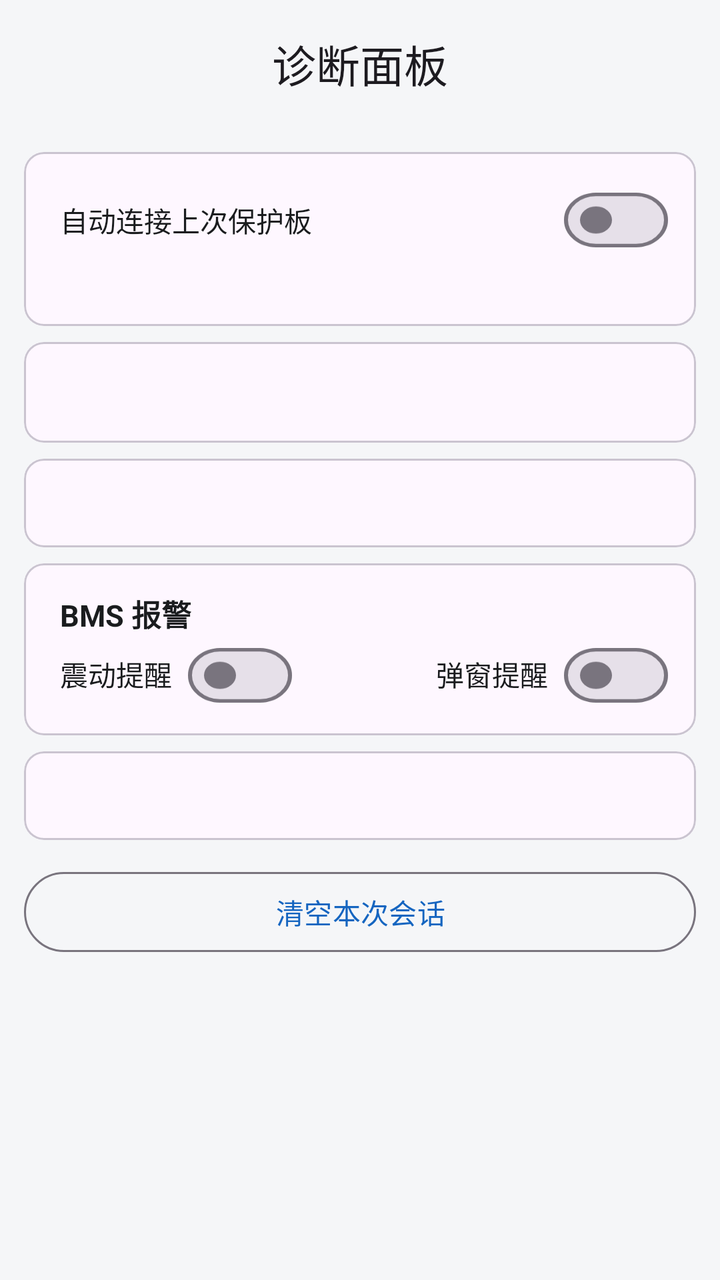
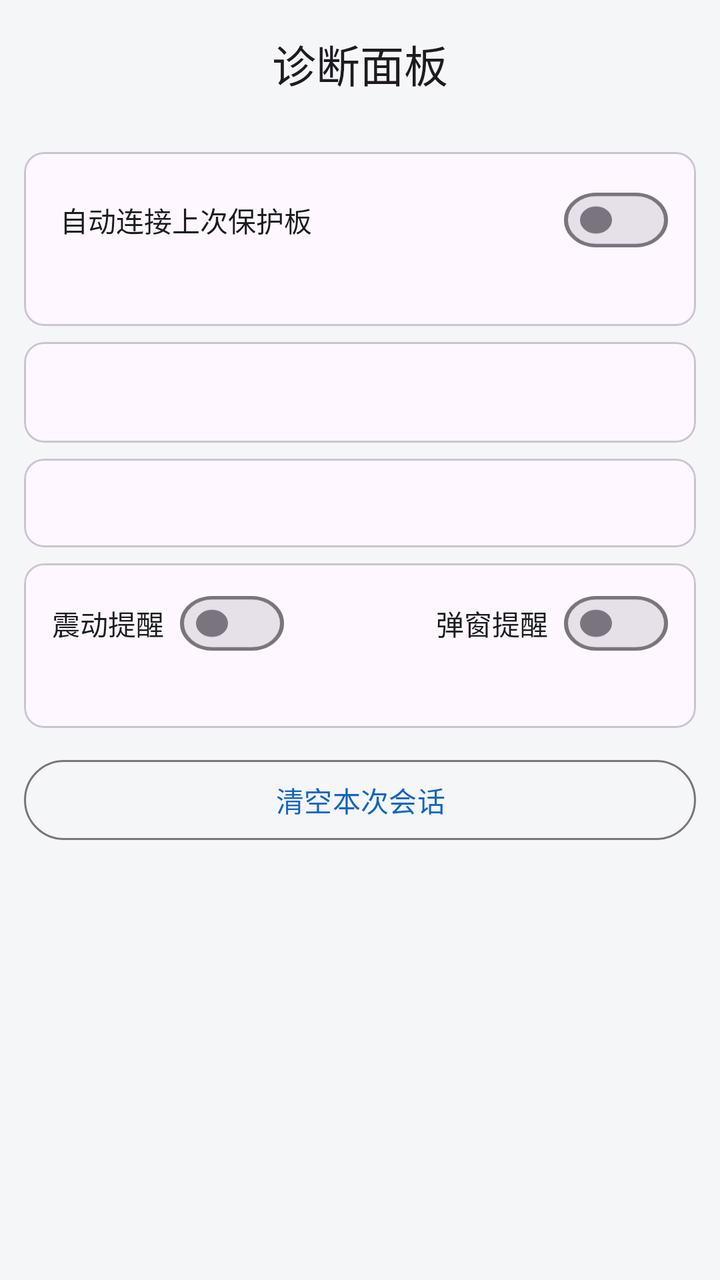

The first picture is an Android layout as it rendered before a commit; the second is the same layout after the commit. The layout source and the unified diff follow.
<!-- AndroidManifest.xml: application theme Theme.YYBMS -->
<!-- res/layout/activity_diag.xml -->
<?xml version="1.0" encoding="utf-8"?>
<LinearLayout xmlns:android="http://schemas.android.com/apk/res/android"
    xmlns:app="http://schemas.android.com/apk/res-auto"
    android:layout_width="match_parent"
    android:layout_height="match_parent"
    android:orientation="vertical">

    
    <com.google.android.material.appbar.MaterialToolbar
        android:id="@+id/toolbar"
        android:layout_width="match_parent"
        android:layout_height="?attr/actionBarSize"
        app:titleCentered="true"
        app:title="@string/diag_title" />

    <ScrollView
        android:layout_width="match_parent"
        android:layout_height="match_parent">

        <LinearLayout
            android:layout_width="match_parent"
            android:layout_height="wrap_content"
            android:orientation="vertical"
            android:padding="12dp">

            
            <com.google.android.material.card.MaterialCardView
                style="@style/DiagCard"
                android:layout_marginTop="0dp">

                <LinearLayout
                    android:layout_width="match_parent"
                    android:layout_height="wrap_content"
                    android:orientation="vertical"
                    android:paddingStart="4dp">

                    
                    <LinearLayout
                        android:layout_width="match_parent"
                        android:layout_height="wrap_content"
                        android:layout_marginTop="4dp"
                        android:gravity="center_vertical"
                        android:orientation="horizontal">

                        <TextView
                            android:layout_width="0dp"
                            android:layout_height="wrap_content"
                            android:layout_weight="1"
                            android:text="@string/setting_auto_connect"
                            android:textColor="@color/text_primary"
                            android:textSize="14sp" />

                        <com.google.android.material.materialswitch.MaterialSwitch
                            android:id="@+id/switch_diag_auto_connect"
                            android:layout_width="wrap_content"
                            android:layout_height="28dp"
                            android:minHeight="0dp"
                            android:scaleY="0.85" />
                    </LinearLayout>

                    <TextView
                        android:id="@+id/tv_diag_saved_device"
                        android:layout_width="match_parent"
                        android:layout_height="wrap_content"
                        android:layout_marginTop="4dp"
                        android:textColor="@color/text_primary"
                        android:textSize="14sp" />
                </LinearLayout>
            </com.google.android.material.card.MaterialCardView>




     <com.google.android.material.card.MaterialCardView
            style="@style/DiagCard">

        <LinearLayout
  style="@style/DiagTable">

            <LinearLayout
      android:id="@+id/ll_identity"
     android:layout_width="match_parent"
           android:layout_height="wrap_content"
  android:orientation="vertical" />

            
            <TextView
                style="@style/DiagText"
                android:id="@+id/tv_device"
                android:layout_marginTop="6dp" />
        </LinearLayout>
    </com.google.android.material.card.MaterialCardView>

            
            <com.google.android.material.card.MaterialCardView
                style="@style/DiagCard">

                <TextView
                    style="@style/DiagText"
                    android:id="@+id/tv_derived" />
            </com.google.android.material.card.MaterialCardView>

            
            <com.google.android.material.card.MaterialCardView
                style="@style/DiagCard">

                <LinearLayout
                    android:layout_width="match_parent"
                    android:layout_height="wrap_content"
                    android:orientation="vertical"
                    android:paddingStart="4dp">

                    <TextView
                        style="@style/CardTitle"
                        android:layout_width="wrap_content"
                        android:layout_height="wrap_content"
                        android:text="@string/bms_alarm_title" />

                    
                    <LinearLayout
                        android:layout_width="match_parent"
                        android:layout_height="wrap_content"
                        android:layout_marginTop="4dp"
                        android:orientation="horizontal">

                        <TextView
                            android:layout_width="wrap_content"
                            android:layout_height="wrap_content"
                            android:layout_marginEnd="8dp"
                            android:text="@string/bms_alarm_vibrate"
                            android:textColor="@color/text_primary"
                            android:textSize="14sp" />

                        <com.google.android.material.materialswitch.MaterialSwitch
                            android:id="@+id/switch_diag_vibrate"
                            android:layout_width="wrap_content"
                            android:layout_height="28dp"
                            android:minHeight="0dp"
                            android:scaleY="0.85" />

                        <Space
                            android:layout_width="0dp"
                            android:layout_height="1dp"
                            android:layout_weight="1" />

                        <TextView
                            android:layout_width="wrap_content"
                            android:layout_height="wrap_content"
                            android:layout_marginEnd="8dp"
                            android:text="@string/bms_alarm_dialog"
                            android:textColor="@color/text_primary"
                            android:textSize="14sp" />

                        <com.google.android.material.materialswitch.MaterialSwitch
                            android:id="@+id/switch_diag_dialog"
                            android:layout_width="wrap_content"
                            android:layout_height="28dp"
                            android:minHeight="0dp"
                            android:scaleY="0.85" />
                    </LinearLayout>
                </LinearLayout>
            </com.google.android.material.card.MaterialCardView>


        
        <com.google.android.material.card.MaterialCardView
style="@style/DiagCard">

       <LinearLayout
       style="@style/DiagTable">

    <LinearLayout
            android:id="@+id/ll_alarms"
   android:layout_width="match_parent"
                android:layout_height="wrap_content"
 android:orientation="vertical" />

      <TextView
             style="@style/DiagText"
 android:id="@+id/tv_alarms" />
         </LinearLayout>
        </com.google.android.material.card.MaterialCardView>

            <com.google.android.material.button.MaterialButton
                android:id="@+id/btn_reset"
                style="@style/Widget.Material3.Button.OutlinedButton"
                android:layout_width="match_parent"
                android:layout_height="wrap_content"
                android:layout_marginTop="12dp"
                android:layout_marginBottom="24dp"
                android:text="@string/diag_reset" />
        </LinearLayout>
    </ScrollView>
</LinearLayout>
<!-- resources referenced by this layout -->
<resources>
  <color name="text_primary">#1A1C1E</color>
  <string name="bms_alarm_dialog">弹窗提醒</string>
  <string name="bms_alarm_title">BMS 报警</string>
  <string name="bms_alarm_vibrate">震动提醒</string>
  <string name="diag_reset">清空本次会话</string>
  <string name="diag_title">诊断面板</string>
  <string name="setting_auto_connect">自动连接上次保护板</string>
  <style name="CardTitle">
          <item name="android:layout_width">wrap_content</item>
          <item name="android:layout_height">wrap_content</item>
          <item name="android:textSize">15sp</item>
          <item name="android:textStyle">bold</item>
          <item name="android:textColor">@color/text_primary</item>
      </style>
  <style name="DiagCard">
          <item name="android:layout_width">match_parent</item>
          <item name="android:layout_height">wrap_content</item>
          <item name="android:layout_marginTop">8dp</item>
          
          <item name="contentPadding">14dp</item>
          
          <item name="cardCornerRadius">10dp</item>
      </style>
  <style name="DiagTable">
          <item name="android:layout_width">match_parent</item>
          <item name="android:layout_height">wrap_content</item>
          <item name="android:orientation">vertical</item>
      </style>
  <style name="DiagText">
       <item name="android:layout_width">match_parent</item>
          <item name="android:layout_height">wrap_content</item>
     <item name="android:fontFamily">monospace</item>
          <item name="android:textSize">12sp</item>
          <item name="android:textColor">@color/text_primary</item>
          <item name="android:lineSpacingMultiplier">1.25</item>
          
          <item name="android:paddingStart">4dp</item>
      </style>
  <style name="Theme.YYBMS" parent="Theme.Material3.DayNight.NoActionBar">
          <item name="colorPrimary">@color/primary</item>
          <item name="colorPrimaryDark">@color/primary_dark</item>
          <item name="android:statusBarColor" tools:targetApi="l">?attr/colorPrimary</item>
          <item name="android:windowBackground">@color/background</item>
      </style>
  <color name="primary">#1565C0</color>
  <color name="primary_dark">#0D47A1</color>
  <color name="background">#F5F6F8</color>
</resources>

<!-- the commit's change to res/layout/activity_diag.xml (unified diff, before → after) -->
@@ -70,7 +70,6 @@
 
 
 
-
      <com.google.android.material.card.MaterialCardView
             style="@style/DiagCard">
 
@@ -100,66 +99,6 @@
                     android:id="@+id/tv_derived" />
             </com.google.android.material.card.MaterialCardView>
 
-            
-            <com.google.android.material.card.MaterialCardView
-                style="@style/DiagCard">
-
-                <LinearLayout
-                    android:layout_width="match_parent"
-                    android:layout_height="wrap_content"
-                    android:orientation="vertical"
-                    android:paddingStart="4dp">
-
-                    <TextView
-                        style="@style/CardTitle"
-                        android:layout_width="wrap_content"
-                        android:layout_height="wrap_content"
-                        android:text="@string/bms_alarm_title" />
-
-                    
-                    <LinearLayout
-                        android:layout_width="match_parent"
-                        android:layout_height="wrap_content"
-                        android:layout_marginTop="4dp"
-                        android:orientation="horizontal">
-
-                        <TextView
-                            android:layout_width="wrap_content"
-                            android:layout_height="wrap_content"
-                            android:layout_marginEnd="8dp"
-                            android:text="@string/bms_alarm_vibrate"
-                            android:textColor="@color/text_primary"
-                            android:textSize="14sp" />
-
-                        <com.google.android.material.materialswitch.MaterialSwitch
-                            android:id="@+id/switch_diag_vibrate"
-                            android:layout_width="wrap_content"
-                            android:layout_height="28dp"
-                            android:minHeight="0dp"
-                            android:scaleY="0.85" />
-
-                        <Space
-                            android:layout_width="0dp"
-                            android:layout_height="1dp"
-                            android:layout_weight="1" />
-
-                        <TextView
-                            android:layout_width="wrap_content"
-                            android:layout_height="wrap_content"
-                            android:layout_marginEnd="8dp"
-                            android:text="@string/bms_alarm_dialog"
-                            android:textColor="@color/text_primary"
-                            android:textSize="14sp" />
-
-                        <com.google.android.material.materialswitch.MaterialSwitch
-                            android:id="@+id/switch_diag_dialog"
-                            android:layout_width="wrap_content"
-                            android:layout_height="28dp"
-                            android:minHeight="0dp"
-                            android:scaleY="0.85" />
-                    </LinearLayout>
-                </LinearLayout>
-            </com.google.android.material.card.MaterialCardView>
 
 
         
@@ -168,6 +107,50 @@ style="@style/DiagCard">
 
        <LinearLayout
        style="@style/DiagTable">
+
+            
+            <LinearLayout
+                android:layout_width="match_parent"
+                android:layout_height="wrap_content"
+                android:layout_marginBottom="6dp"
+                android:gravity="center_vertical"
+                android:orientation="horizontal">
+
+                <TextView
+                    android:layout_width="wrap_content"
+                    android:layout_height="wrap_content"
+                    android:layout_marginEnd="8dp"
+                    android:text="@string/bms_alarm_vibrate"
+                    android:textColor="@color/text_primary"
+                    android:textSize="14sp" />
+
+                <com.google.android.material.materialswitch.MaterialSwitch
+                    android:id="@+id/switch_diag_vibrate"
+                    android:layout_width="wrap_content"
+                    android:layout_height="28dp"
+                    android:minHeight="0dp"
+                    android:scaleY="0.85" />
+
+                <Space
+                    android:layout_width="0dp"
+                    android:layout_height="1dp"
+                    android:layout_weight="1" />
+
+                <TextView
+                    android:layout_width="wrap_content"
+                    android:layout_height="wrap_content"
+                    android:layout_marginEnd="8dp"
+                    android:text="@string/bms_alarm_dialog"
+                    android:textColor="@color/text_primary"
+                    android:textSize="14sp" />
+
+                <com.google.android.material.materialswitch.MaterialSwitch
+                    android:id="@+id/switch_diag_dialog"
+                    android:layout_width="wrap_content"
+                    android:layout_height="28dp"
+                    android:minHeight="0dp"
+                    android:scaleY="0.85" />
+            </LinearLayout>
 
     <LinearLayout
             android:id="@+id/ll_alarms"
<!-- resource entries referenced after the edit -->
@@ -2,18 +2,10 @@
 <resources>
   <color name="text_primary">#1A1C1E</color>
   <string name="bms_alarm_dialog">弹窗提醒</string>
-  <string name="bms_alarm_title">BMS 报警</string>
   <string name="bms_alarm_vibrate">震动提醒</string>
   <string name="diag_reset">清空本次会话</string>
   <string name="diag_title">诊断面板</string>
   <string name="setting_auto_connect">自动连接上次保护板</string>
-  <style name="CardTitle">
-          <item name="android:layout_width">wrap_content</item>
-          <item name="android:layout_height">wrap_content</item>
-          <item name="android:textSize">15sp</item>
-          <item name="android:textStyle">bold</item>
-          <item name="android:textColor">@color/text_primary</item>
-      </style>
   <style name="DiagCard">
           <item name="android:layout_width">match_parent</item>
           <item name="android:layout_height">wrap_content</item>
